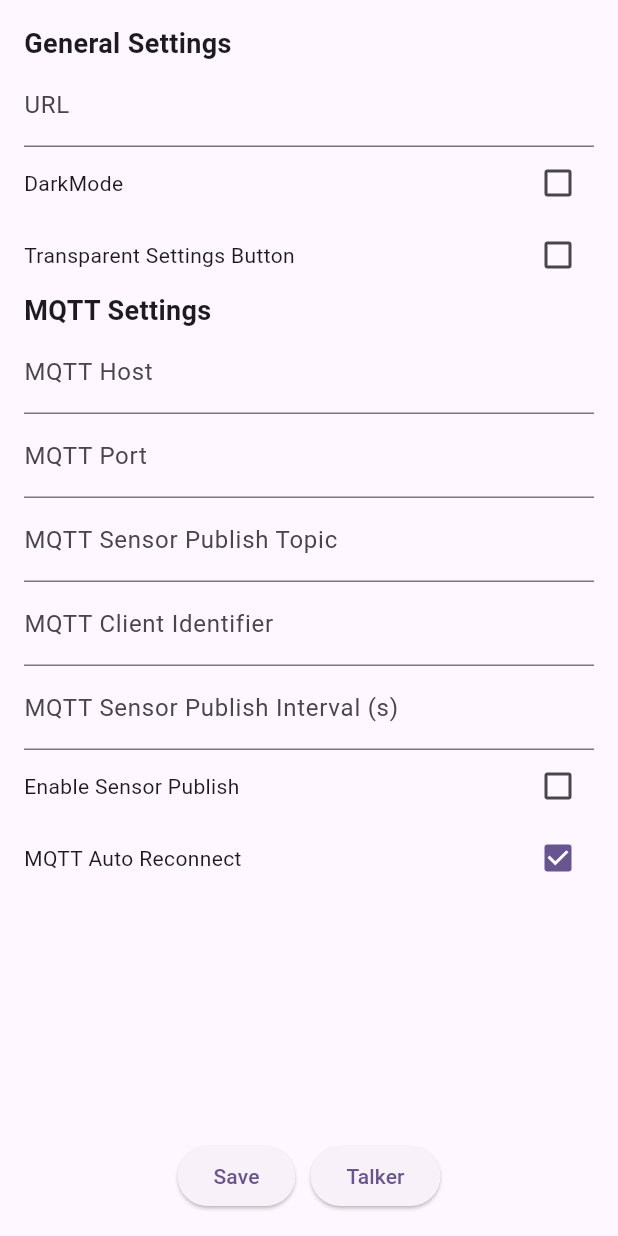
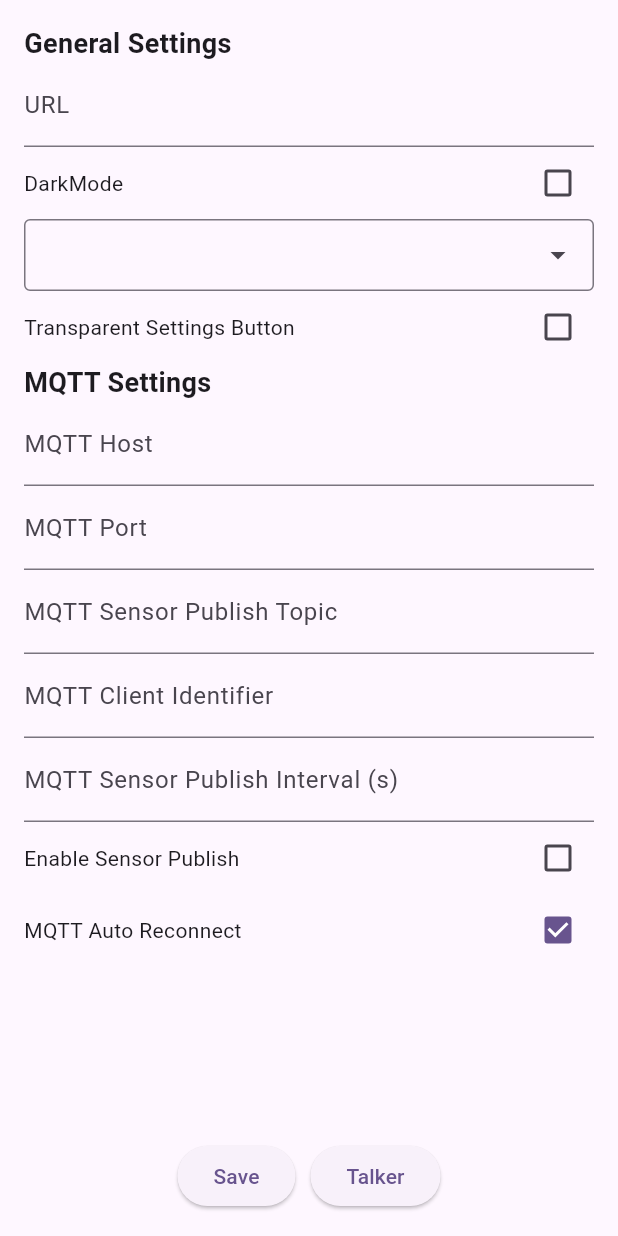
Before and after one commit to maumi/wallpanel_ng, a Flutter app: the screen it shows after launch, after a tap on the "settings" icon, on a phone screen of 412 x 824 dp. Run offline on Flutter 3.47's test engine with Material 3 defaults, Android fonts, the phone set to English and light mode, and no system bars; drawn by our look-alikes of dropdown_search; our stand-ins replace battery_plus, gap, shared_preferences, talker_flutter, wakelock_plus; missing offline and left inert: android_wake_lock, flutter_inappwebview, mqtt_client.

Commit message:
add fabLocation and make change of transparent Settings instant

```diff
--- a/lib/main.dart
+++ b/lib/main.dart
@@ -65,6 +65,8 @@ class _MyHomePageState extends State<MyHomePage> {
   StreamSubscription? _streamSubscription;
   final double _webViewProgress = 1;
   InAppWebViewController? webViewController;
+  String? _fabLocation;
+  bool? _transparentSettings;
 
   @override
   void initState() {
@@ -78,17 +80,29 @@ class _MyHomePageState extends State<MyHomePage> {
             "Notifier: Url has changed to: ${widget.settings.notiUrl.value}");
       }
     });
+    widget.settings.notiFabLocation.addListener(() {
+      if (widget.settings.notiFabLocation.value.isNotEmpty) {
+        setState(() {
+          _fabLocation = widget.settings.notiFabLocation.value;
+        });
+      }
+    });
+    widget.settings.notiTransparentSettings.addListener(() {
+      setState(() {
+        _transparentSettings = widget.settings.notiTransparentSettings.value;
+      });
+    });
     widget.settings.notiMqttHost.addListener(
       () {
-        if (widget.settings.notiMqttHost.value.isNotEmpty) {
-          talker.debug("Again Setup mqtt because host changed");
-          // setupMqtt();
-        }
+        // if (widget.settings.notiMqttHost.value.isNotEmpty) {
+        //   talker.debug("Again Setup mqtt because host changed");
+        //   // setupMqtt();
+        // }
       },
     );
     widget.settings.notiMqttPort.addListener(
       () {
-        talker.debug("Again Setup mqtt because port changed");
+        // talker.debug("Again Setup mqtt because port changed");
         // setupMqtt();
       },
     );
@@ -126,20 +140,16 @@ class _MyHomePageState extends State<MyHomePage> {
         _publishTimer?.cancel();
       }
     });
-    // initAsync();
     super.initState();
   }
 
   Future<void> initAsync() async {
     WidgetsFlutterBinding.ensureInitialized();
 
-    // await fetchSettings();
-
     if (widget.settings.url != null && webViewController != null) {
       await webViewController!
           .loadUrl(urlRequest: URLRequest(url: WebUri(widget.settings.url!)));
       await InAppWebViewController.setWebContentsDebuggingEnabled(true);
-      // setWebViewController(widget.settings.url!);
     }
     await setupMqtt();
 
@@ -157,8 +167,16 @@ class _MyHomePageState extends State<MyHomePage> {
 
   @override
   Widget build(BuildContext context) {
-    return Scaffold(body: webView(), floatingActionButton: fabRow());
+    return Scaffold(
+        body: webView(),
+        floatingActionButton: fab(),
+        floatingActionButtonLocation:
+            mapFabLocations.containsKey(_fabLocation)
+            ? mapFabLocations[_fabLocation]
+            : FloatingActionButtonLocation.endDocked);
   }
+
+
 
   Widget webView() {
     return _webViewProgress != 1
@@ -171,7 +189,6 @@ class _MyHomePageState extends State<MyHomePage> {
               mediaPlaybackRequiresUserGesture: false,
               allowBackgroundAudioPlaying: true,
               allowsBackForwardNavigationGestures: false,
-
             ),
             onWebViewCreated: (controller) async {
               webViewController = controller;
@@ -194,39 +211,26 @@ class _MyHomePageState extends State<MyHomePage> {
     );
   }
 
-  Widget fabRow() {
-    return Row(
-      mainAxisAlignment: MainAxisAlignment.end,
-      children: [
-        FloatingActionButton(
-          backgroundColor: widget.settings.transparentsettings == true ? Theme.of(context).colorScheme.primaryContainer.withValues(alpha: 0.2): Theme.of(context).colorScheme.primaryContainer,
-          foregroundColor: widget.settings.transparentsettings == true ? Colors.white.withValues(alpha: 0.02) : Colors.white,
+  Widget fab() {
+    return FloatingActionButton(
+      backgroundColor: _transparentSettings == true
+          ? Theme.of(context)
+              .colorScheme
+              .primaryContainer
+              .withValues(alpha: 0.2)
+          : Theme.of(context).colorScheme.primaryContainer,
+      foregroundColor: _transparentSettings == true
+          ? Colors.white.withValues(alpha: 0.02)
+          : Colors.white,
       heroTag: 'fabSettings',
       onPressed: () {
         Navigator.push(
           context,
           MaterialPageRoute(
-                  builder: (context) =>
-                      SettingsPage(settings: widget.settings)),
+              builder: (context) => SettingsPage(settings: widget.settings)),
         );
       },
       child: const Icon(Icons.settings),
-        ),
-        // const Gap(10),
-        // FloatingActionButton(
-        //   heroTag: 'fabReload',
-        //   onPressed: () async {
-        //     talker.debug("Reload WebView");
-        //     talker.debug(
-        //         'Free physical memory: ${SysInfo.getFreePhysicalMemory() ~/ _megaByte} MB');
-        //     talker.debug(
-        //         'Available physical memory: ${SysInfo.getAvailablePhysicalMemory() ~/ _megaByte} MB');
-        //     // await _webViewController.reload();
-        //     await webViewController?.reload();
-        //   },
-        //   child: const Icon(Icons.replay_outlined),
-        // ),
-      ],
     );
   }
 
@@ -257,10 +261,7 @@ class _MyHomePageState extends State<MyHomePage> {
   void setMqttClientBuilder() {
     if (_mqttClientPayloadBuilder == null) {
       var builder = MqttClientPayloadBuilder();
-
-      // setState(() {
       _mqttClientPayloadBuilder = builder;
-      // });
     }
   }
 
@@ -304,9 +305,6 @@ class _MyHomePageState extends State<MyHomePage> {
                 talker.debug(
                     "waketime not specified. Using default of 60 seconds");
               }
-              // webViewController?.loadUrl(
-              //     urlRequest:
-              //         URLRequest(url: WebUri(widget.settings.notiUrl.value)));
               wakeupIntent(wakeTime);
             } else {
               disableWakeLock();
@@ -329,13 +327,13 @@ class _MyHomePageState extends State<MyHomePage> {
     if (sSettings != null) {
       var jSettings = jsonDecode(sSettings);
       var settings = SettingsModel.fromJson(jSettings);
-      // setState(() {
       if (settings.url != null) {
         webViewController?.loadUrl(
             urlRequest: URLRequest(url: WebUri(settings.url!)));
       }
       widget.settings.url = settings.url;
       widget.settings.darkmode = settings.darkmode;
+      widget.settings.fabLocation = settings.fabLocation;
       widget.settings.transparentsettings = settings.transparentsettings;
       widget.settings.mqtthost = settings.mqtthost;
       widget.settings.mqttport = settings.mqttport;
@@ -353,7 +351,10 @@ class _MyHomePageState extends State<MyHomePage> {
       widget.settings.notiUrl.value = settings.url ?? "http://google.com";
       widget.settings.mqttautoreconnect = settings.mqttautoreconnect;
       widget.settings.mqttclientidentifier = settings.mqttclientidentifier;
-      // });
+      setState(() {
+        _fabLocation = settings.fabLocation;
+        _transparentSettings = settings.transparentsettings;
+      });
     }
   }
 
@@ -385,9 +386,7 @@ class _MyHomePageState extends State<MyHomePage> {
       talker.debug(
           "Connected to MQTT Server with state: $mqttStatus and identifier: ${widget.settings.mqttclientidentifier ?? "myClient"}");
       _mqttClient?.disconnect();
-      // setState(() {
       _mqttClient = mqttClient;
-      // });
     }
   }
 
@@ -448,9 +447,7 @@ class _MyHomePageState extends State<MyHomePage> {
           MqttConnectionState.connected) {
         _mqttClient?.subscribe("$topic/command", MqttQos.atMostOnce);
         talker.debug("Subscribed to topic $topic/command");
-        // setState(() {
         _subscribedTopic = topic;
-        // });
       }
     } catch (e) {
       talker.error("subscribeTopic: $e");
@@ -480,7 +477,6 @@ class _MyHomePageState extends State<MyHomePage> {
           if (_mqttClient?.connectionStatus?.state !=
               MqttConnectionState.connected) {
             talker.debug("(Not) Reconnect Mqtt");
-            //await setupMqtt();
           }
           var iMqttId = _mqttClient?.publishMessage(
               "${widget.settings.mqttsensortopic!}/$subtopic",
--- a/lib/model/settingsmodel.dart
+++ b/lib/model/settingsmodel.dart
@@ -4,6 +4,7 @@ class SettingsModel {
     SettingsModel({
         this.darkmode,
         this.transparentsettings,
+        this.fabLocation,
         this.mqtthost,
         this.mqttport,
         this.mqttsensortopic,
@@ -16,6 +17,7 @@ class SettingsModel {
 
     bool? darkmode;
     bool? transparentsettings;
+    String? fabLocation;
     String? mqtthost;
     int? mqttport;
     String? mqttsensortopic;
@@ -25,6 +27,7 @@ class SettingsModel {
     bool? mqttautoreconnect;
     String? url;
     final ValueNotifier<String> notiUrl = ValueNotifier<String>("");
+    final ValueNotifier<String> notiFabLocation = ValueNotifier<String>("");
     final ValueNotifier<bool> notiDarkmode = ValueNotifier<bool>(false);
     final ValueNotifier<bool> notiTransparentSettings = ValueNotifier<bool>(false);
     final ValueNotifier<String> notiMqttHost = ValueNotifier<String>("");
@@ -39,6 +42,7 @@ class SettingsModel {
         return SettingsModel(
             darkmode: json["darkmode"],
             transparentsettings: json["transparentsettings"],
+            fabLocation: json["fabLocation"],
             mqtthost: json["mqtthost"],
             mqttport: json["mqttport"],
             mqttsensortopic: json["mqttsensortopic"],
@@ -53,6 +57,7 @@ class SettingsModel {
     Map<String, dynamic> toJson() => {
         "darkmode": darkmode,
         "transparentsettings": transparentsettings,
+        "fabLocation": fabLocation,
         "mqtthost": mqtthost,
         "mqttport": mqttport,
         "mqttsensortopic": mqttsensortopic,
@@ -65,6 +70,6 @@ class SettingsModel {
 
     @override
     String toString(){
-        return "$darkmode, $transparentsettings, $mqtthost, $mqttport, $mqttsensortopic, $mqttclientidentifier, $mqttsensorinterval, $mqttsensorpublish, $mqttautoreconnect, $url, ";
+        return "$darkmode, $transparentsettings, $fabLocation, $mqtthost, $mqttport, $mqttsensortopic, $mqttclientidentifier, $mqttsensorinterval, $mqttsensorpublish, $mqttautoreconnect, $url, ";
     }
 }
--- a/lib/pages/settings.dart
+++ b/lib/pages/settings.dart
@@ -1,5 +1,6 @@
 import 'dart:convert';
 
+import 'package:dropdown_search/dropdown_search.dart';
 import 'package:flutter/material.dart';
 import 'package:flutter/services.dart';
 import 'package:gap/gap.dart';
@@ -20,9 +21,11 @@ class _SettingsPageState extends State<SettingsPage> {
   final TextEditingController _mqttHostController = TextEditingController();
   final TextEditingController _mqttPortController = TextEditingController();
   final TextEditingController _mqttTopicController = TextEditingController();
-  final TextEditingController _mqttidentifierController = TextEditingController();
+  final TextEditingController _mqttidentifierController =
+      TextEditingController();
   final TextEditingController _mqttIntervalController = TextEditingController();
   final TextEditingController _urlController = TextEditingController();
+  String? _selFabLocation;
 
   @override
   void initState() {
@@ -35,8 +38,8 @@ class _SettingsPageState extends State<SettingsPage> {
     });
     _mqttTopicController.addListener(
         () => widget.settings.mqttsensortopic = _mqttTopicController.text);
-            _mqttidentifierController.addListener(
-        () => widget.settings.mqttclientidentifier = _mqttidentifierController.text);
+    _mqttidentifierController.addListener(() =>
+        widget.settings.mqttclientidentifier = _mqttidentifierController.text);
     _mqttIntervalController.addListener(() {
       var iInterval = int.tryParse(_mqttIntervalController.text);
       widget.settings.mqttsensorinterval = iInterval;
@@ -66,9 +69,7 @@ class _SettingsPageState extends State<SettingsPage> {
                   TextField(
                     textAlign: TextAlign.right,
                     controller: _urlController,
-                          decoration: InputDecoration(
-                            label: Text("URL")
-                          ),
+                    decoration: InputDecoration(label: Text("URL")),
                   ),
                   Row(
                     mainAxisAlignment: MainAxisAlignment.spaceBetween,
@@ -84,6 +85,22 @@ class _SettingsPageState extends State<SettingsPage> {
                             });
                           }),
                     ],
+                  ),
+                  DropdownSearch<String>(
+                    items: (filter, loadProps) {
+                      return [
+                        "topLeft",
+                        "topRight",
+                        "bottomLeft",
+                        "bottomRight"
+                      ];
+                    },
+                    onChanged: (value) {
+                      widget.settings.fabLocation = value;
+                    },
+                    compareFn: (item1, item2) =>
+                        item1.toString() == item2.toString(),
+                    selectedItem: _selFabLocation,
                   ),
                   Row(
                     mainAxisAlignment: MainAxisAlignment.spaceBetween,
@@ -107,43 +124,32 @@ class _SettingsPageState extends State<SettingsPage> {
                   TextField(
                     textAlign: TextAlign.right,
                     controller: _mqttHostController,
-                          decoration: InputDecoration(
-                            label: const Text("MQTT Host")
-                          ),
+                    decoration: InputDecoration(label: const Text("MQTT Host")),
                   ),
                   TextField(
                     textAlign: TextAlign.right,
-                          inputFormatters: [
-                            FilteringTextInputFormatter.digitsOnly
-                          ],
+                    inputFormatters: [FilteringTextInputFormatter.digitsOnly],
                     controller: _mqttPortController,
-                          decoration: InputDecoration(
-                            label: const Text("MQTT Port")
-                          ),
+                    decoration: InputDecoration(label: const Text("MQTT Port")),
                   ),
                   TextField(
                     textAlign: TextAlign.right,
                     controller: _mqttTopicController,
                     decoration: InputDecoration(
-                            label: const Text("MQTT Sensor Publish Topic")
-                          ),
+                        label: const Text("MQTT Sensor Publish Topic")),
                   ),
                   TextField(
                     textAlign: TextAlign.right,
                     controller: _mqttidentifierController,
                     decoration: InputDecoration(
-                            label: const Text("MQTT Client Identifier")
-                          ),
+                        label: const Text("MQTT Client Identifier")),
                   ),
                   TextField(
                     textAlign: TextAlign.right,
-                          inputFormatters: [
-                            FilteringTextInputFormatter.digitsOnly
-                          ],
+                    inputFormatters: [FilteringTextInputFormatter.digitsOnly],
                     controller: _mqttIntervalController,
                     decoration: InputDecoration(
-                            label: const Text("MQTT Sensor Publish Interval (s)")
-                          ),
+                        label: const Text("MQTT Sensor Publish Interval (s)")),
                   ),
                   Row(
                     mainAxisAlignment: MainAxisAlignment.spaceBetween,
@@ -211,15 +217,26 @@ class _SettingsPageState extends State<SettingsPage> {
     setState(() {
       widget.settings.notiSaved.value = true;
     });
+
     if (widget.settings.url != null &&
         Uri.tryParse(widget.settings.url!) != null) {
       setState(() {
         widget.settings.notiUrl.value = widget.settings.url!;
       });
     }
+    if (widget.settings.fabLocation != null) {
+      setState(() {
+        widget.settings.notiFabLocation.value = widget.settings.fabLocation!;
+      });
+    }
     if (widget.settings.notiDarkmode.value != widget.settings.darkmode) {
       setState(() {
         widget.settings.notiDarkmode.value = widget.settings.darkmode ?? false;
+      });
+    }
+    if (widget.settings.notiTransparentSettings.value != widget.settings.transparentsettings) {
+      setState(() {
+        widget.settings.notiTransparentSettings.value = widget.settings.transparentsettings ?? false;
       });
     }
     if (widget.settings.notiMqttHost.value != widget.settings.mqtthost) {
@@ -277,6 +294,7 @@ class _SettingsPageState extends State<SettingsPage> {
         _mqttIntervalController.text =
             settings.mqttsensorinterval?.toString() ?? "60";
         _urlController.text = settings.url ?? "";
+        _selFabLocation = settings.fabLocation;
       });
     }
   }
```
Also changed, not shown: lib/globals.dart (+8 -0 lines). Lines whose indentation alone changed are shown as unchanged.
